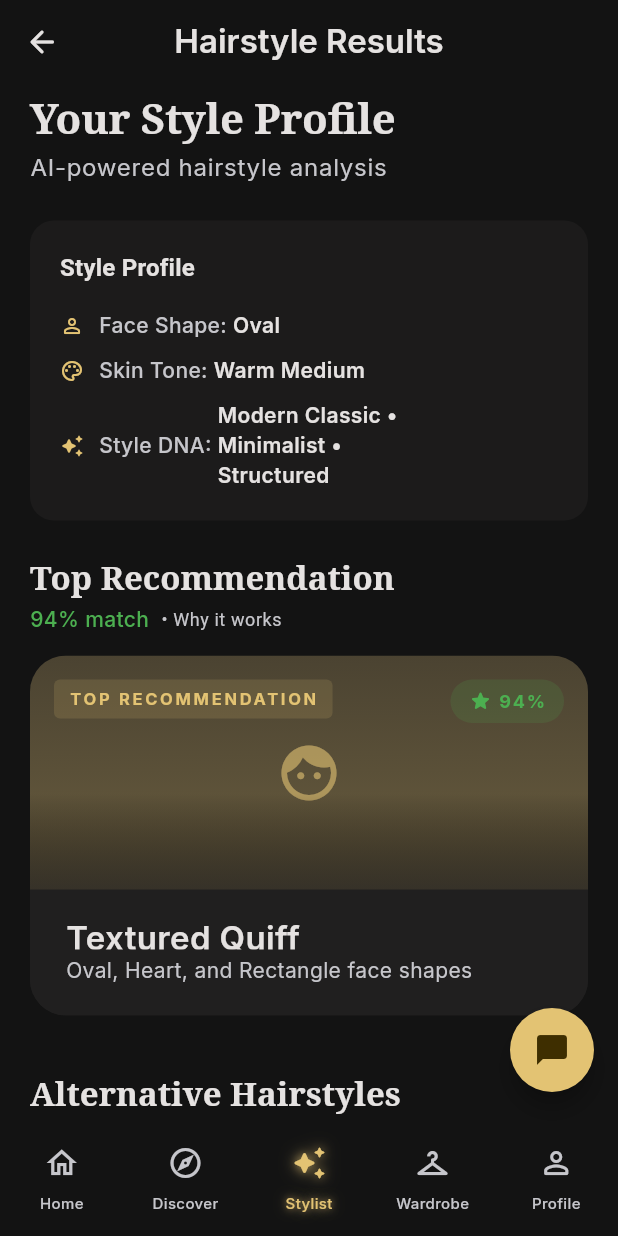
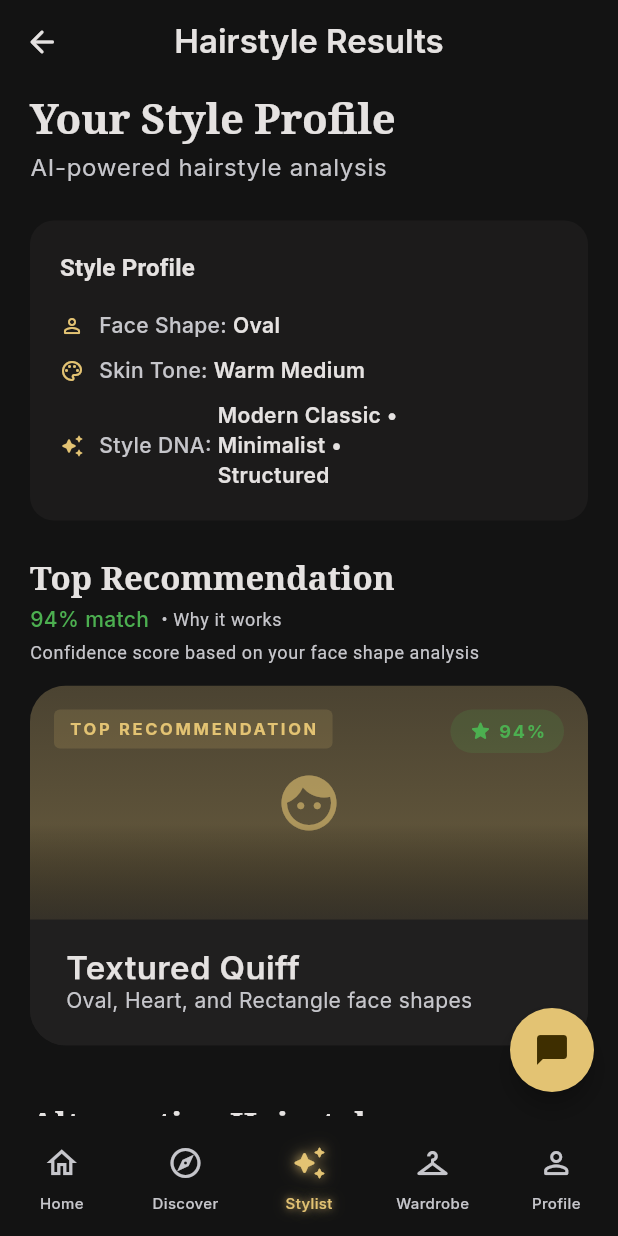
Before and after one commit to Zenvybusiness/fansivibe_v1_backup, a Flutter app: the HairstyleResultScreen screen opened by its route, on a phone screen of 412 x 824 dp. Run offline on Flutter 3.47's test engine with Material 3 defaults, Android fonts, the phone set to English and light mode, and no system bars; our stand-ins replace camera, go_router, image_picker, shared_preferences; accounts and stored records are empty; network calls fail; project files that could hold a hidden picture were left out.

Commit message:
Fix cold-start recommendation flow by persisting face profiles to LearningService and improve result screen UX with score and save-action descriptions.

```diff
--- a/newproject/flutter_application_1/lib/features/hairstyle/presentation/hairstyle_result_screen.dart
+++ b/newproject/flutter_application_1/lib/features/hairstyle/presentation/hairstyle_result_screen.dart
@@ -266,6 +266,13 @@ class HairstyleResultScreen extends StatelessWidget {
             ),
           ],
         ),
+        const SizedBox(height: 4),
+        Text(
+          'Confidence score based on your face shape analysis',
+          style: theme.textTheme.bodySmall?.copyWith(
+            color: FansivibeColors.textSecondary,
+          ),
+        ),
         const SizedBox(height: 14),
         HairstyleCard(
           recommendation: top,
@@ -329,6 +336,13 @@ class HairstyleResultScreen extends StatelessWidget {
           },
         ),
         const SizedBox(height: 12),
+        const Text(
+          'Save Style → saved to profile for later reference',
+          style: TextStyle(
+            fontSize: 10,
+            color: FansivibeColors.textSecondary,
+          ),
+        ),
         FansiButton.primary(
           label: 'Save Style',
           icon: Icons.favorite_rounded,
@@ -374,7 +388,7 @@ class HairstyleResultScreen extends StatelessWidget {
       );
       _analytics.emitRecommendationSaved(
         saveSuccess: ok,
-        idempotencyKey: '${DateTime.now().microsecondsSinceEpoch}-${_random.nextInt(1 << 32)}',
+        idempotencyKey: '${DateTime.now().microsecondsSinceEpoch}',
         lookSavedSignalCommitted: ok,
         snackbarShown: snackbarShown,
       );
--- a/newproject/flutter_application_1/lib/features/outfit_scan/presentation/outfit_processing_screen.dart
+++ b/newproject/flutter_application_1/lib/features/outfit_scan/presentation/outfit_processing_screen.dart
@@ -11,6 +11,7 @@ import 'package:fansivibe/features/outfit_scan/presentation/widgets/outfit_scan_
 import 'package:fansivibe/shared/components/fansi_button.dart';
 import 'package:fansivibe/shared/theme/fansivibe_colors.dart';
 
+import 'package:fansivibe/shared/theme/fansivibe_radius.dart';
 class OutfitProcessingScreen extends StatefulWidget {
   const OutfitProcessingScreen({super.key, this.runId});
 
@@ -232,7 +233,7 @@ class _OutfitProcessingScreenState extends State<OutfitProcessingScreen> {
       decoration: BoxDecoration(
         shape: BoxShape.circle,
         color: FansivibeColors.surface,
-        border: Border(
+        border: Border.all(
           color: FansivibeColors.accentGold.withValues(alpha: 0.3),
         ),
       ),
@@ -258,7 +259,7 @@ class _OutfitProcessingScreenState extends State<OutfitProcessingScreen> {
             color: status == 'completed'
                 ? FansivibeColors.success.withValues(alpha: 0.1)
                 : FansivibeColors.error.withValues(alpha: 0.1),
-            border: Border(
+            border: Border.all(
               color: status == 'completed'
                   ? FansivibeColors.success.withValues(alpha: 0.3)
                   : FansivibeColors.error.withValues(alpha: 0.3),
```
Also changed, not shown: newproject/flutter_application_1/lib/features/hairstyle/presentation/face_processing_screen.dart (+13 -0 lines), newproject/flutter_application_1/lib/features/outfit_scan/presentation/outfit_analysis_screen.dart (+28 -15 lines), newproject/flutter_application_1/lib/features/outfit_scan/presentation/outfit_scan_screen.dart (+6 -5 lines), 5 other files.
